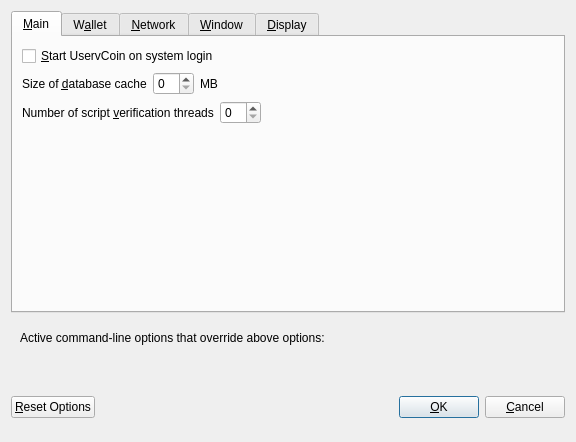
Qt form src/qt/forms/optionsdialog.ui (uservapp/uservcoin) before a commit.
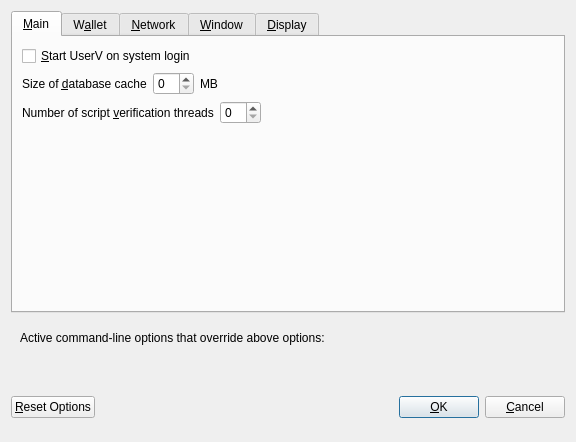
The same form after that commit. Custom widgets are drawn as their Qt base class.

Commit message: Renamed UservCoin to UserV

Diff of the .ui file:
```diff
--- a/src/qt/forms/optionsdialog.ui
+++ b/src/qt/forms/optionsdialog.ui
@@ -33,7 +33,7 @@
           <string>Automatically start UservCoin after logging in to the system.</string>
          </property>
          <property name="text">
-          <string>&amp;Start UservCoin on system login</string>
+          <string>&amp;Start UserV on system login</string>
          </property>
         </widget>
        </item>
```
Left out of the diff: 8 changed lines with no effect on the pictures. The commit also changes 210 other files.
